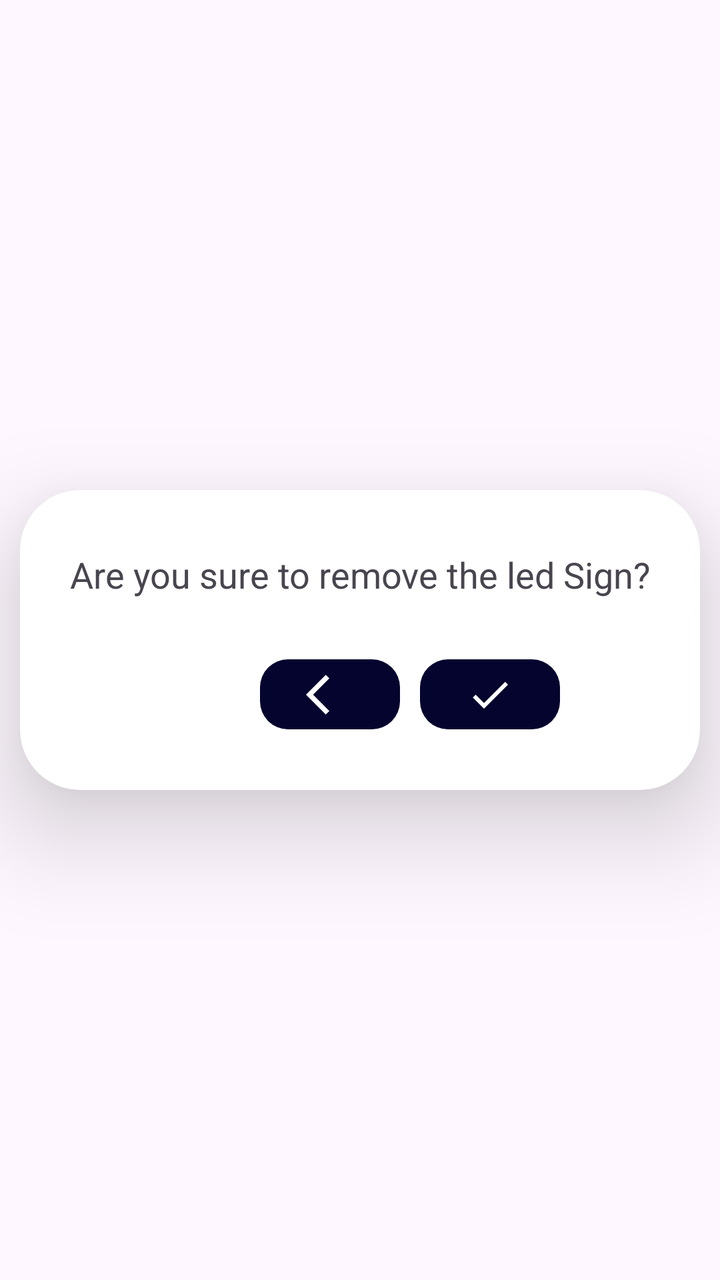
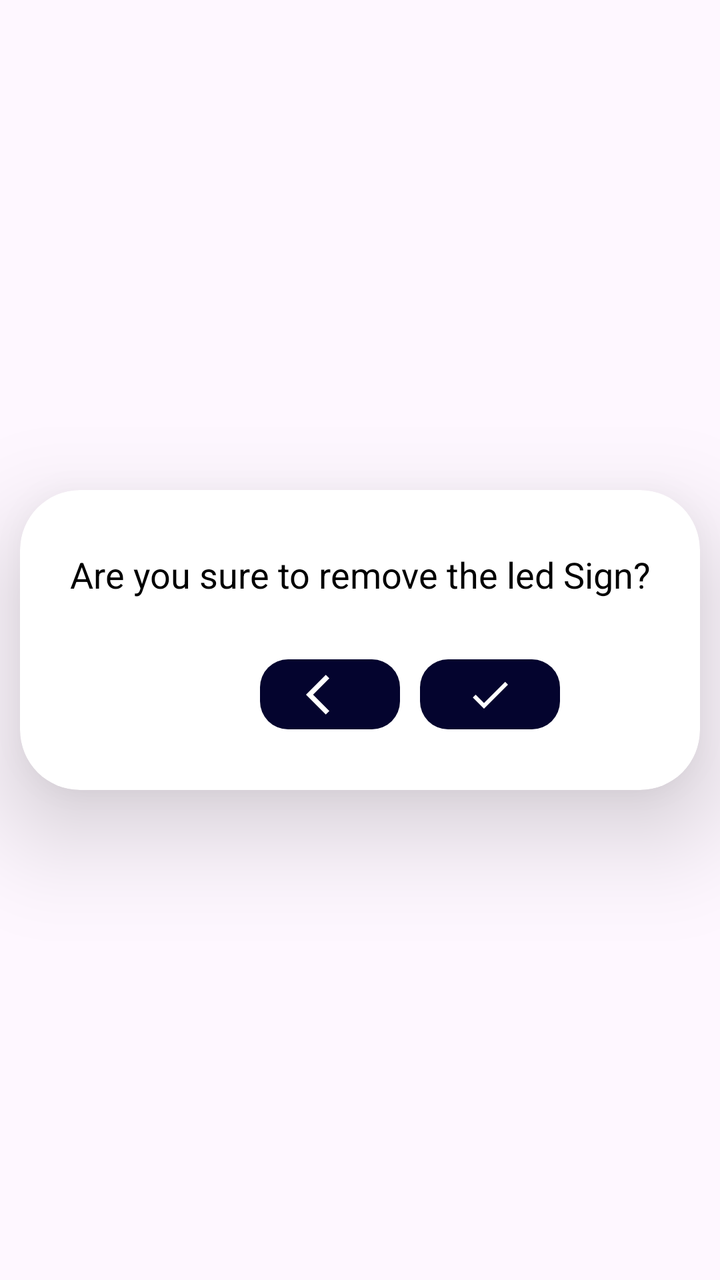

Screens rendered from an Android XML layout before and after an edit, with the pre-edit source and the edit as a unified diff.
<!-- AndroidManifest.xml: application theme Theme.SocialLed -->
<!-- res/layout/dialog_delete_sign.xml -->
<?xml version="1.0" encoding="utf-8"?>
<androidx.constraintlayout.widget.ConstraintLayout xmlns:android="http://schemas.android.com/apk/res/android"
    xmlns:tools="http://schemas.android.com/tools"
    android:layout_width="400dp"
    android:layout_height="wrap_content"
    xmlns:app="http://schemas.android.com/apk/res-auto"
    android:background="@color/transparent">

    <androidx.cardview.widget.CardView
        android:id="@+id/cvDialogDeleteSign"
        android:layout_width="match_parent"
        android:layout_height="150dp"
        app:layout_constraintTop_toTopOf="parent"
        app:layout_constraintStart_toStartOf="parent"
        app:layout_constraintEnd_toEndOf="parent"
        app:layout_constraintBottom_toBottomOf="parent"
        android:layout_margin="10dp"
        app:cardCornerRadius="30dp"
        app:cardElevation="30dp"
        android:background="@color/transparent"
        >

        <androidx.constraintlayout.widget.ConstraintLayout
            android:layout_width="match_parent"
            android:layout_height="match_parent">

            <TextView
                android:id="@+id/tvDeleteSign"
                android:layout_width="wrap_content"
                android:layout_height="wrap_content"
                android:layout_marginTop="30dp"
                android:text="@string/delete_sign"
                android:textSize="18sp"
                app:layout_constraintEnd_toEndOf="parent"
                app:layout_constraintStart_toStartOf="parent"
                app:layout_constraintTop_toTopOf="parent"/>

            <ImageButton
                android:id="@+id/btnBackDelete"
                android:layout_width="70dp"
                android:layout_height="35dp"
                android:src="@drawable/ic_back"
                app:layout_constraintTop_toBottomOf="@id/tvDeleteSign"
                app:layout_constraintStart_toStartOf="parent"
                app:layout_constraintBottom_toBottomOf="parent"
                app:layout_constraintEnd_toStartOf="@id/btnCheckDelete"
                android:layout_marginLeft="120dp"
                android:background="@drawable/rounded_borders"
                android:backgroundTint="@color/tertiary"
                app:tint="@color/white"
                />

            <ImageButton
                android:id="@+id/btnCheckDelete"
                android:layout_width="70dp"
                android:layout_height="35dp"
                android:src="@drawable/ic_check"
                app:layout_constraintTop_toBottomOf="@id/tvDeleteSign"
                app:layout_constraintBottom_toBottomOf="parent"
                app:layout_constraintStart_toEndOf="@id/btnBackDelete"
                android:layout_marginLeft="10dp"
                android:background="@drawable/rounded_borders"
                android:backgroundTint="@color/tertiary"
                app:tint="@color/white"


                />





        </androidx.constraintlayout.widget.ConstraintLayout>




    </androidx.cardview.widget.CardView>


</androidx.constraintlayout.widget.ConstraintLayout>
<!-- resources referenced by this layout -->
<resources>
  <color name="tertiary">#04042E</color>
  <color name="transparent">#00000000</color>
  <color name="white">#FFFFFFFF</color>
  
  
      //BOTTOM NAV, TOOLBAR, BACKGROUND AND ICONS
  <!-- drawable ic_back (drawable) -->
  <vector android:autoMirrored="true" android:height="24dp"
      android:tint="#000000" android:viewportHeight="24"
      android:viewportWidth="24" android:width="24dp" xmlns:android="http://schemas.android.com/apk/res/android">
      <path android:fillColor="@android:color/white" android:pathData="M11.67,3.87L9.9,2.1 0,12l9.9,9.9 1.77,-1.77L3.54,12z"/>
  </vector>
  <!-- drawable ic_check (drawable) -->
  <vector android:height="24dp" android:tint="#000000"
      android:viewportHeight="24" android:viewportWidth="24"
      android:width="24dp" xmlns:android="http://schemas.android.com/apk/res/android">
      <path android:fillColor="@android:color/white" android:pathData="M9,16.17L4.83,12l-1.42,1.41L9,19 21,7l-1.41,-1.41z"/>
  </vector>
  <!-- drawable rounded_borders (drawable) -->
  <shape xmlns:android="http://schemas.android.com/apk/res/android"
      android:shape="rectangle">
  
      <corners android:radius="14dp" />
  </shape>
  <string name="delete_sign">Are you sure to remove the led Sign?</string>
  <style name="Theme.SocialLed" parent="Base.Theme.SocialLed" />
  <style name="Base.Theme.SocialLed" parent="Theme.Material3.DayNight.NoActionBar">
  
          <item name="fontFamily">@font/dmsan</item>
          <item name="android:statusBarColor">@color/tertiary</item>
  
      </style>
</resources>

<!-- the commit's change to res/layout/dialog_delete_sign.xml (unified diff, before → after) -->
@@ -18,6 +18,7 @@
         app:cardCornerRadius="30dp"
         app:cardElevation="30dp"
         android:background="@color/transparent"
+        app:cardBackgroundColor="@color/white"
         >
 
         <androidx.constraintlayout.widget.ConstraintLayout
@@ -31,6 +32,7 @@
                 android:layout_marginTop="30dp"
                 android:text="@string/delete_sign"
                 android:textSize="18sp"
+                android:textColor="@color/black"
                 app:layout_constraintEnd_toEndOf="parent"
                 app:layout_constraintStart_toStartOf="parent"
                 app:layout_constraintTop_toTopOf="parent"/>
<!-- resource entries referenced after the edit -->
@@ -1,5 +1,6 @@
 <!-- resources referenced by this layout -->
 <resources>
+  <color name="black">#FF000000</color>
   <color name="tertiary">#04042E</color>
   <color name="transparent">#00000000</color>
   <color name="white">#FFFFFFFF</color>
@@ -30,7 +31,15 @@
   
           <item name="fontFamily">@font/dmsan</item>
           <item name="android:statusBarColor">@color/tertiary</item>
+          <item name="android:navigationBarColor">@color/navBar</item>
+          <item name="colorControlNormal">@color/white</item>
+  
+  
   
       </style>
+  <color name="navBar">#040812</color>
+  
+  
+      //ACTIVITY FULL VIEW
 </resources>
 
